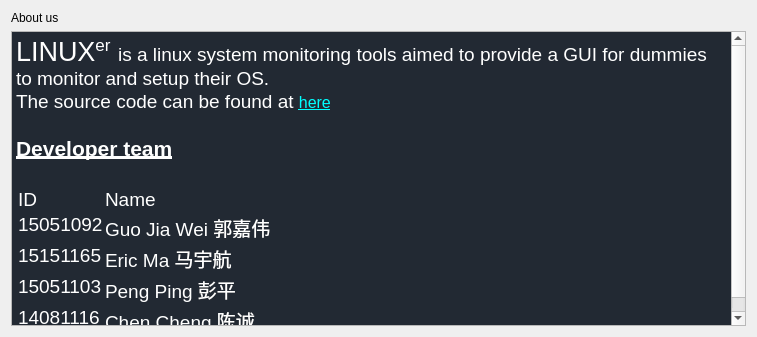
307guojiawei/Linuxer, file modules/Setup/design.ui: the form before one commit.
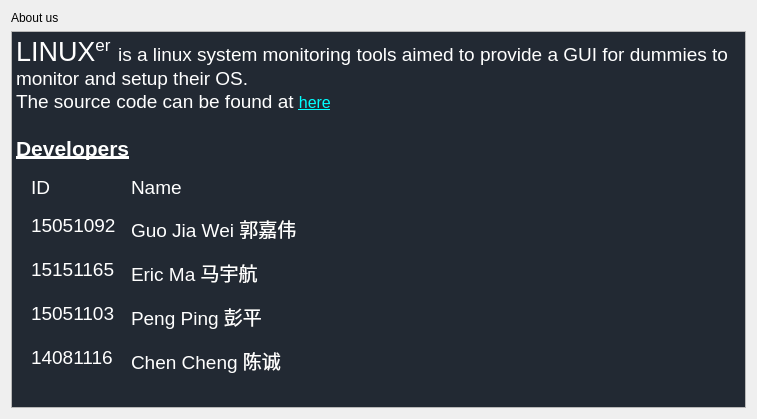
The form after the commit.

```diff
--- a/modules/Setup/design.ui
+++ b/modules/Setup/design.ui
@@ -7,7 +7,7 @@
     <x>0</x>
     <y>0</y>
     <width>757</width>
-    <height>337</height>
+    <height>419</height>
    </rect>
   </property>
   <property name="windowTitle">
@@ -31,10 +31,9 @@
 &lt;p style=&quot; margin-top:0px; margin-bottom:0px; margin-left:0px; margin-right:0px; -qt-block-indent:0; text-indent:0px;&quot;&gt;&lt;span style=&quot; font-size:20pt; color:#ffffff;&quot;&gt;LINUX&lt;/span&gt;&lt;span style=&quot; font-size:20pt; color:#ffffff; vertical-align:super;&quot;&gt;er&lt;/span&gt;&lt;span style=&quot; font-size:20pt; color:#ffffff;&quot;&gt; &lt;/span&gt;&lt;span style=&quot; font-size:14pt; color:#ffffff;&quot;&gt;is a linux system monitoring tools aimed to provide a GUI for dummies to monitor and setup their OS.&lt;/span&gt;&lt;/p&gt;
 &lt;p style=&quot; margin-top:0px; margin-bottom:0px; margin-left:0px; margin-right:0px; -qt-block-indent:0; text-indent:0px;&quot;&gt;&lt;span style=&quot; font-size:14pt; color:#ffffff;&quot;&gt;The source code can be found at &lt;/span&gt;&lt;a href=&quot;https://github.com/307guojiawei/Linuxer&quot;&gt;&lt;span style=&quot; font-size:12pt; text-decoration: underline; color:#00ffff;&quot;&gt;here&lt;/span&gt;&lt;/a&gt;&lt;/p&gt;
 &lt;p style=&quot;-qt-paragraph-type:empty; margin-top:0px; margin-bottom:0px; margin-left:0px; margin-right:0px; -qt-block-indent:0; text-indent:0px; font-size:14pt; color:#ffffff;&quot;&gt;&lt;br /&gt;&lt;/p&gt;
-&lt;p style=&quot; margin-top:0px; margin-bottom:0px; margin-left:0px; margin-right:0px; -qt-block-indent:0; text-indent:0px;&quot;&gt;&lt;span style=&quot; font-size:16pt; font-weight:600; text-decoration: underline; color:#ffffff;&quot;&gt;Developer team&lt;/span&gt;&lt;/p&gt;
+&lt;p style=&quot; margin-top:0px; margin-bottom:0px; margin-left:0px; margin-right:0px; -qt-block-indent:0; text-indent:0px;&quot;&gt;&lt;span style=&quot; font-size:16pt; font-weight:600; text-decoration: underline; color:#ffffff;&quot;&gt;Developers&lt;/span&gt;&lt;/p&gt;
 &lt;p style=&quot;-qt-paragraph-type:empty; margin-top:0px; margin-bottom:0px; margin-left:0px; margin-right:0px; -qt-block-indent:0; text-indent:0px; font-size:16pt; font-weight:600; text-decoration: underline; color:#000000;&quot;&gt;&lt;br /&gt;&lt;/p&gt;
-&lt;p style=&quot;-qt-paragraph-type:empty; margin-top:0px; margin-bottom:0px; margin-left:0px; margin-right:0px; -qt-block-indent:0; text-indent:0px; font-size:16pt; font-weight:600; text-decoration: underline; color:#000000;&quot;&gt;&lt;br /&gt;&lt;/p&gt;
-&lt;table border=&quot;0&quot; style=&quot; margin-top:0px; margin-bottom:0px; margin-left:0px; margin-right:0px;&quot; cellspacing=&quot;2&quot; cellpadding=&quot;0&quot;&gt;
+&lt;table border=&quot;0&quot; style=&quot; margin-top:0px; margin-bottom:0px; margin-left:0px; margin-right:0px;&quot; cellspacing=&quot;15&quot; cellpadding=&quot;0&quot;&gt;
 &lt;tr&gt;
 &lt;td&gt;
 &lt;p style=&quot; margin-top:0px; margin-bottom:0px; margin-left:0px; margin-right:0px; -qt-block-indent:0; text-indent:0px;&quot;&gt;&lt;span style=&quot; font-size:14pt; color:#ffffff;&quot;&gt;ID&lt;/span&gt;&lt;/p&gt;&lt;/td&gt;
```
